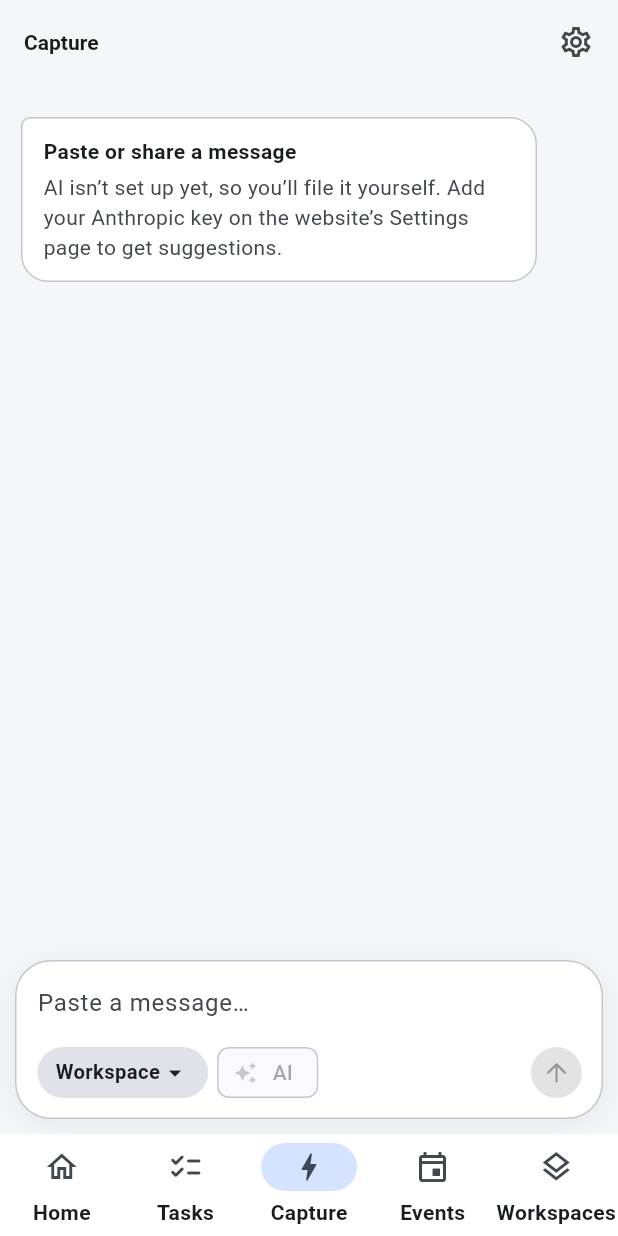
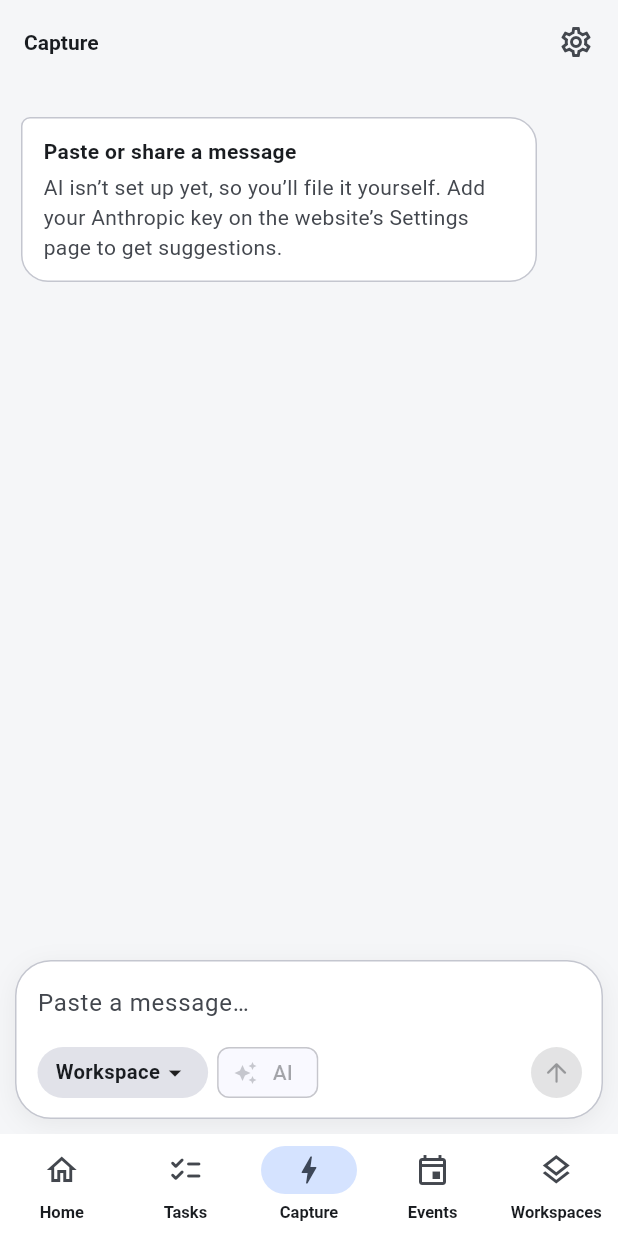
Before and after one commit to HishamHikami/task-manager, a Flutter app: the Shell screen opened directly, item 3 of the bottom bar chosen, on a phone screen of 412 x 824 dp. Run offline on Flutter 3.47's test engine with Material 3 defaults, Android fonts, the phone set to English and light mode, and no system bars; our stand-ins replace flutter_secure_storage, material_ui; accounts and stored records are empty.

Commit message:
App 1.0.1: keep the send button on screen, tab labels on one line
- Capture composer: workspace chip shrinks with an ellipsis so the AI switch
  and send button always fit
- Bottom tab labels slightly smaller and capped against large system font
  sizes so 'Workspaces' never wraps

Co-Authored-By: Claude Opus 5.5 <noreply@anthropic.com>
Claude-Session: https://claude.ai/code/session_014MM9GwUu696HYyb9XR35za

```diff
--- a/mobile/lib/main.dart
+++ b/mobile/lib/main.dart
@@ -66,7 +66,11 @@ ThemeData _theme(Brightness b) {
       backgroundColor: dark ? const Color(0xFF161D26) : Colors.white,
       indicatorColor: scheme.primaryContainer,
       labelTextStyle: WidgetStatePropertyAll(
-        base.textTheme.labelSmall?.copyWith(fontWeight: FontWeight.w600),
+        base.textTheme.labelSmall?.copyWith(
+          fontWeight: FontWeight.w600,
+          fontSize: 11,
+          letterSpacing: 0,
+        ),
       ),
     ),
     pageTransitionsTheme: const PageTransitionsTheme(
@@ -211,11 +215,18 @@ class _ShellState extends State<Shell> {
               ),
           ],
         ),
-        bottomNavigationBar: NavigationBar(
-          selectedIndex: _index,
-          onDestinationSelected: _select,
-          labelBehavior: NavigationDestinationLabelBehavior.alwaysShow,
-          destinations: _destinations,
+        // Tab labels stay on one line even with a large system font size.
+        bottomNavigationBar: MediaQuery(
+          data: MediaQuery.of(context).copyWith(
+            textScaler: MediaQuery.textScalerOf(context)
+                .clamp(maxScaleFactor: 1.1),
+          ),
+          child: NavigationBar(
+            selectedIndex: _index,
+            onDestinationSelected: _select,
+            labelBehavior: NavigationDestinationLabelBehavior.alwaysShow,
+            destinations: _destinations,
+          ),
         ),
       ),
     );
--- a/mobile/lib/screens/capture.dart
+++ b/mobile/lib/screens/capture.dart
@@ -216,7 +216,11 @@ class _CaptureScreenState extends State<CaptureScreen> {
                   ),
                   Row(
                     children: [
-                      PopupMenuButton<int>(
+                      Expanded(
+                        child: Row(
+                          children: [
+                            Flexible(
+                              child: PopupMenuButton<int>(
                                 tooltip: 'Workspace',
                                 onSelected: (v) => setState(() => _ws = v),
                                 itemBuilder: (_) => [
@@ -225,7 +229,12 @@ class _CaptureScreenState extends State<CaptureScreen> {
                                       value: w['id'] as int,
                                       child: Row(
                                         children: [
-                                  Dot(workspaceColor(w['color'] as String?, b)),
+                                          Dot(
+                                            workspaceColor(
+                                              w['color'] as String?,
+                                              b,
+                                            ),
+                                          ),
                                           const SizedBox(width: 8),
                                           Text(w['name'] as String),
                                         ],
@@ -253,15 +262,24 @@ class _CaptureScreenState extends State<CaptureScreen> {
                                         ),
                                         const SizedBox(width: 6),
                                       ],
-                              Text(
-                                _workspace?['name'] as String? ?? 'Workspace',
+                                      Flexible(
+                                        child: Text(
+                                          _workspace?['name'] as String? ??
+                                              'Workspace',
+                                          maxLines: 1,
+                                          overflow: TextOverflow.ellipsis,
                                           style: const TextStyle(
                                             fontSize: 13.5,
                                             fontWeight: FontWeight.w600,
                                           ),
                                         ),
-                              const Icon(Icons.arrow_drop_down, size: 20),
+                                      ),
+                                      const Icon(
+                                        Icons.arrow_drop_down,
+                                        size: 20,
+                                      ),
                                     ],
+                                  ),
                                 ),
                               ),
                             ),
@@ -287,7 +305,10 @@ class _CaptureScreenState extends State<CaptureScreen> {
                                   ? (v) => setState(() => _useAi = v)
                                   : null,
                             ),
-                      const Spacer(),
+                          ],
+                        ),
+                      ),
+                      const SizedBox(width: 8),
                       ValueListenableBuilder<TextEditingValue>(
                         valueListenable: _input,
                         builder: (_, v, _) => AnimatedScale(
--- a/mobile/pubspec.yaml
+++ b/mobile/pubspec.yaml
@@ -16,7 +16,7 @@ publish_to: 'none' # Remove this line if you wish to publish to pub.dev
 # https://developer.apple.com/library/archive/documentation/General/Reference/InfoPlistKeyReference/Articles/CoreFoundationKeys.html
 # In Windows, build-name is used as the major, minor, and patch parts
 # of the product and file versions while build-number is used as the build suffix.
-version: 1.0.0+1
+version: 1.0.1+2
 
 environment:
   sdk: ^3.14.0
```
Lines whose indentation alone changed are shown as unchanged.
